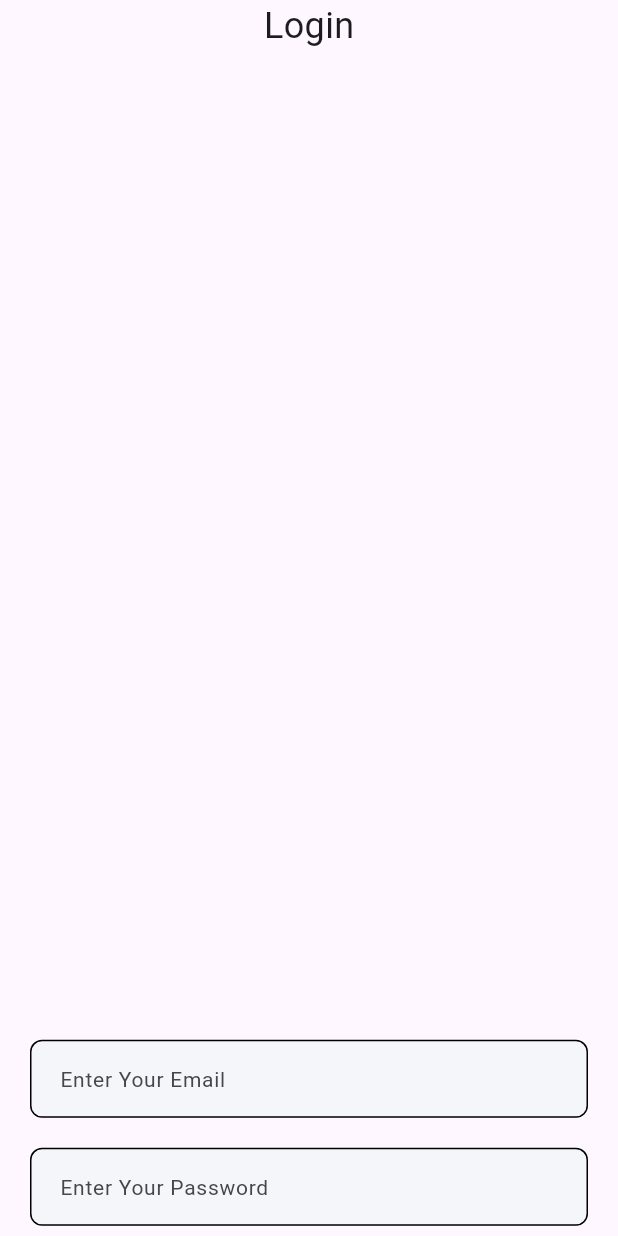
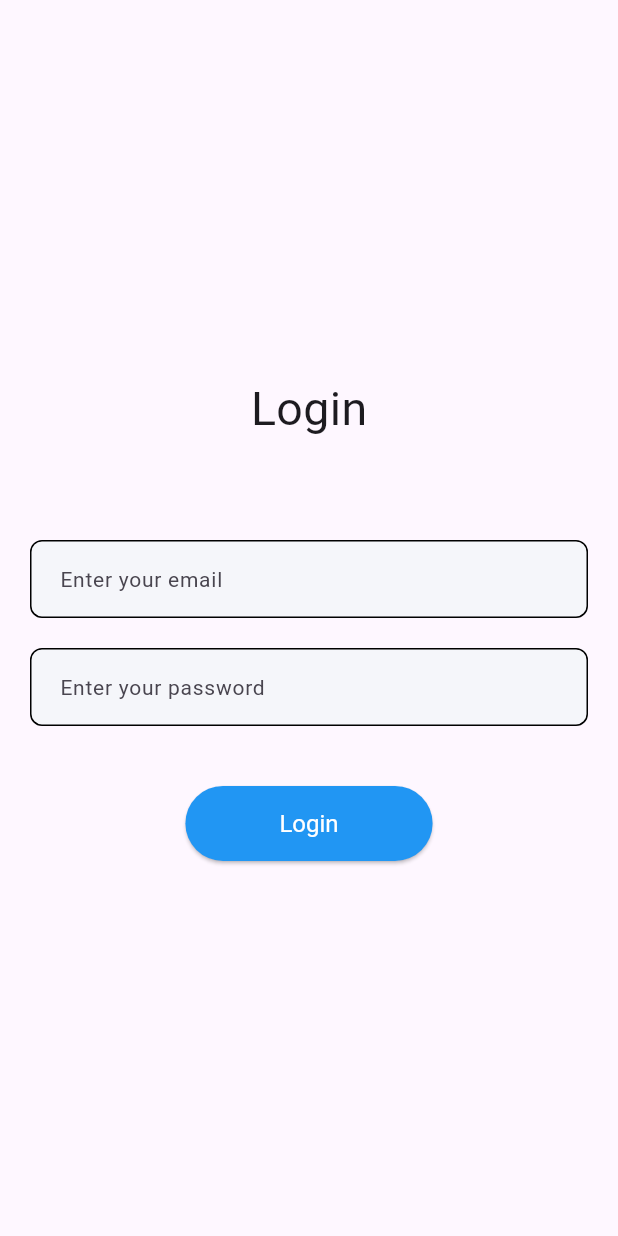
Before and after one commit to ABakdi/ammar_darak, a Flutter app: the screen it shows after launch, after a tap on "Login User?", on a phone screen of 412 x 824 dp. Run offline on Flutter 3.47's test engine with Material 3 defaults, Android fonts, the light colour scheme and no system bars; our stand-ins replace shared_preferences.

Commit message:
update/fix: login screen

```diff
--- a/lib/screens/login_screen.dart
+++ b/lib/screens/login_screen.dart
@@ -1,64 +1,107 @@
+import 'package:ammar_darak/utils/utils.dart';
+import 'package:flutter/material.dart';
 import 'package:ammar_darak/custom_textfield.dart';
 import 'package:ammar_darak/services/auth_services.dart';
-import 'package:flutter/material.dart';
 
 class LoginScreen extends StatefulWidget {
-  const LoginScreen({super.key});
+  const LoginScreen({Key? key}) : super(key: key);
 
   @override
   State<LoginScreen> createState() => _LoginScreenState();
 }
 
 class _LoginScreenState extends State<LoginScreen> {
-
-  final TextEditingController _emailController = TextEditingController();
-  final TextEditingController _passwordController = TextEditingController();
+  final TextEditingController emailOrUsernameController =
+      TextEditingController();
+  final TextEditingController passwordController = TextEditingController();
   final AuthService authService = AuthService();
 
-  void loginUser(){
+  final signupFormKey = GlobalKey<FormState>();
+
+  void loginUser() {
     authService.signInUser(
       context: context,
-      email: _emailController.text,
-      password: _passwordController.text
+      emailOrUsername: emailOrUsernameController.text,
+      password: passwordController.text,
     );
   }
 
   @override
   Widget build(BuildContext context) {
-    return Scaffold(
+    return Form(
+      key: signupFormKey,
+      child: Scaffold(
         body: Column(
+          mainAxisAlignment: MainAxisAlignment.center,
           children: [
-          // Email
-          const Text('Login', style: TextStyle(fontSize: 24)),
-          SizedBox(height: MediaQuery.of(context).size.height * 0.8),
+            const Text(
+              "Login",
+              style: TextStyle(fontSize: 31),
+            ),
+            SizedBox(height: MediaQuery.of(context).size.height * 0.08),
             Container(
               margin: const EdgeInsets.symmetric(horizontal: 20),
-            child: CustomTextField(hintText: "Enter Your Email", controller: _emailController),
+              child: CustomTextField(
+                validator: (value) {
+                  const pattern = r'^[\w\.-]+@[a-zA-Z\d\.-]+\.[a-zA-Z]{2,}$';
+                  final regex = RegExp(pattern);
+                  if (value == null || value.isEmpty) {
+                    return "Please enter your email";
+                  } else if (!regex.hasMatch(value)) {
+                    return "Please enter a valid email";
+                  }
+                  return null;
+                },
+                controller: emailOrUsernameController,
+                hintText: 'Enter your email',
               ),
-
-          // Password
+            ),
             const SizedBox(height: 20),
             Container(
               margin: const EdgeInsets.symmetric(horizontal: 20),
-            child: CustomTextField(hintText: "Enter Your Password", controller: _passwordController),
+              child: CustomTextField(
+                validator: (value) {
+                  const pattern =
+                      r'^(?=.*\d|.*\W+)(?![.\n])(?=.*[A-Z])(?=.*[a-z])$';
+                  final regex = RegExp(pattern);
+                  if (value == null || value.isEmpty) {
+                    return "Please enter your password";
+                  } else if (value.length < 8 || value.length > 35) {
+                    return "Must be between 8 and 35 characters";
+                  } else if (regex.hasMatch(value)) {
+                    return "Must have lowercase, uppercase,number or symbol";
+                  }
+                  return null;
+                },
+                controller: passwordController,
+                hintText: 'Enter your password',
+              ),
             ),
             const SizedBox(height: 40),
-          ElevatedButton(onPressed: loginUser,
+            ElevatedButton(
+              onPressed: () {
+                if (signupFormKey.currentState!.validate()) {
+                  loginUser();
+                  return;
+                }
+                showSnackBar(context, "make sure to fill all fields correctly");
+              },
               style: ButtonStyle(
-              backgroundColor: MaterialStateProperty.all(Colors.blue),
-              textStyle: MaterialStateProperty.all(
-                const TextStyle(color: Colors.white)
+                backgroundColor: WidgetStateProperty.all(Colors.blue),
+                textStyle: WidgetStateProperty.all(
+                  const TextStyle(color: Colors.white),
                 ),
-              minimumSize: MaterialStateProperty.all(
+                minimumSize: WidgetStateProperty.all(
                   Size(MediaQuery.of(context).size.width / 2.5, 50),
-              )
+                ),
               ),
               child: const Text(
-            'Login',
+                "Login",
                 style: TextStyle(color: Colors.white, fontSize: 16),
-            )
-            )
+              ),
+            ),
           ],
+        ),
       ),
     );
   }
```
Lines whose indentation alone changed are shown as unchanged.
